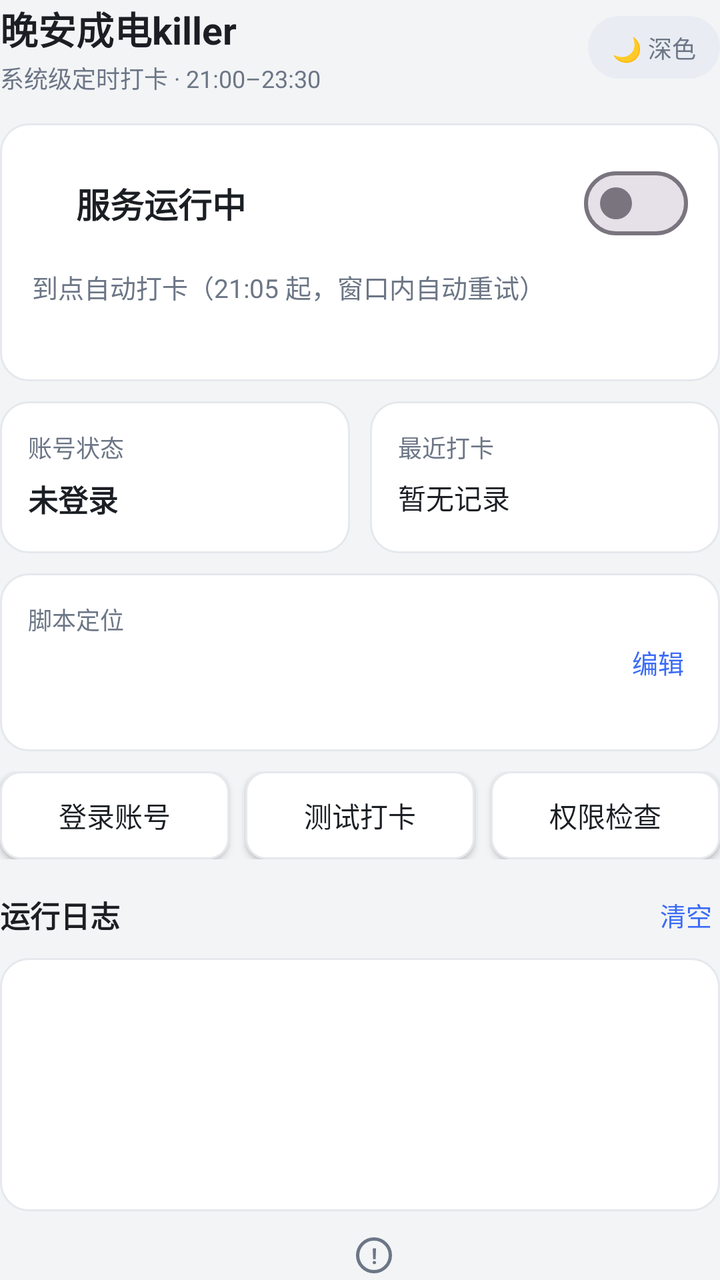
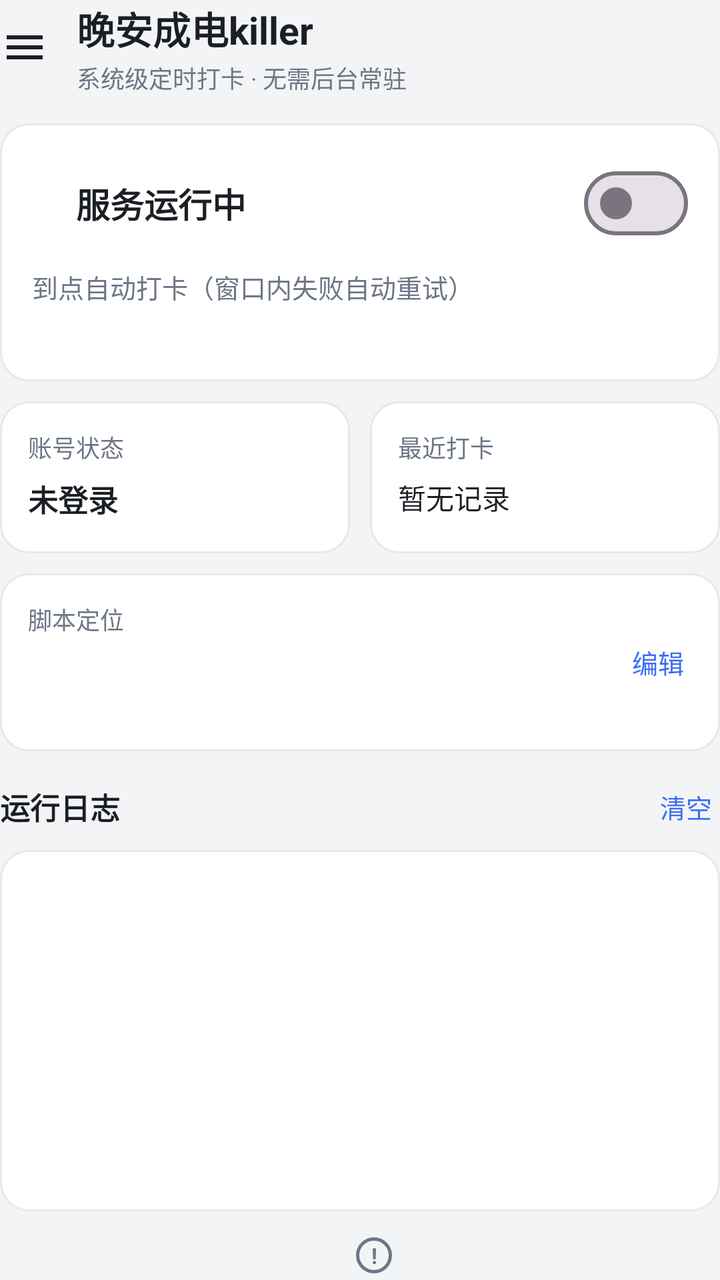

Compare the two renders of this Android layout. The source of the first and the diff that turns it into the second are given below.
<!-- AndroidManifest.xml: application theme Theme.GNCheckin -->
<!-- res/layout/activity_main.xml -->
<?xml version="1.0" encoding="utf-8"?>
<LinearLayout xmlns:android="http://schemas.android.com/apk/res/android"
    android:layout_width="match_parent"
    android:layout_height="match_parent"
    android:animateLayoutChanges="true"
    android:background="@color/bg"
    android:orientation="vertical">

    
    <LinearLayout
        android:layout_width="match_parent"
        android:layout_height="wrap_content"
        android:gravity="center_vertical"
        android:orientation="horizontal">

        <LinearLayout
            android:layout_width="0dp"
            android:layout_height="wrap_content"
            android:layout_weight="1"
            android:orientation="vertical">

            <TextView
                android:layout_width="wrap_content"
                android:layout_height="wrap_content"
                android:text="@string/app_name"
                android:textColor="@color/text_primary"
                android:textSize="19sp"
                android:textStyle="bold" />

            <TextView
                android:layout_width="wrap_content"
                android:layout_height="wrap_content"
                android:layout_marginTop="2dp"
                android:text="@string/dashboard_subtitle"
                android:textColor="@color/text_secondary"
                android:textSize="12sp" />
        </LinearLayout>

        <TextView
            android:id="@+id/btnTheme"
            android:layout_width="wrap_content"
            android:layout_height="wrap_content"
            android:background="@drawable/bg_pill"
            android:paddingStart="12dp"
            android:paddingTop="7dp"
            android:paddingEnd="12dp"
            android:paddingBottom="7dp"
            android:text="@string/theme_dark"
            android:textColor="@color/text_secondary"
            android:textSize="12sp" />
    </LinearLayout>

    
    <LinearLayout
        android:layout_width="match_parent"
        android:layout_height="wrap_content"
        android:layout_marginTop="14dp"
        android:background="@drawable/bg_card"
        android:orientation="vertical"
        android:padding="16dp">

        <LinearLayout
            android:layout_width="match_parent"
            android:layout_height="wrap_content"
            android:gravity="center_vertical"
            android:orientation="horizontal">

            <View
                android:id="@+id/dotStatus"
                android:layout_width="12dp"
                android:layout_height="12dp" />

            <TextView
                android:id="@+id/tvServiceTitle"
                android:layout_width="0dp"
                android:layout_height="wrap_content"
                android:layout_marginStart="10dp"
                android:layout_weight="1"
                android:text="@string/service_on_title"
                android:textColor="@color/text_primary"
                android:textSize="17sp"
                android:textStyle="bold" />

            <ProgressBar
                android:id="@+id/progressBusy"
                style="?android:attr/progressBarStyleSmall"
                android:layout_width="wrap_content"
                android:layout_height="wrap_content"
                android:layout_marginEnd="12dp"
                android:indeterminateTint="@color/accent"
                android:visibility="gone" />

            <com.google.android.material.materialswitch.MaterialSwitch
                android:id="@+id/switchService"
                android:layout_width="wrap_content"
                android:layout_height="wrap_content" />
        </LinearLayout>

        <TextView
            android:id="@+id/tvServiceSub"
            android:layout_width="match_parent"
            android:layout_height="wrap_content"
            android:layout_marginTop="8dp"
            android:text="@string/service_on_sub"
            android:textColor="@color/text_secondary"
            android:textSize="13sp" />

        <TextView
            android:id="@+id/tvNext"
            android:layout_width="match_parent"
            android:layout_height="wrap_content"
            android:layout_marginTop="4dp"
            android:textColor="@color/text_secondary"
            android:textSize="13sp" />
    </LinearLayout>

    
    <LinearLayout
        android:layout_width="match_parent"
        android:layout_height="wrap_content"
        android:layout_marginTop="10dp"
        android:orientation="horizontal">

        <LinearLayout
            android:layout_width="0dp"
            android:layout_height="match_parent"
            android:layout_weight="1"
            android:background="@drawable/bg_card"
            android:minHeight="76dp"
            android:orientation="vertical"
            android:padding="14dp">

            <TextView
                android:layout_width="wrap_content"
                android:layout_height="wrap_content"
                android:text="@string/account_label"
                android:textColor="@color/text_secondary"
                android:textSize="12sp" />

            <TextView
                android:id="@+id/tvAccount"
                android:layout_width="wrap_content"
                android:layout_height="wrap_content"
                android:layout_marginTop="6dp"
                android:text="@string/not_logged"
                android:textColor="@color/text_primary"
                android:textSize="15sp"
                android:textStyle="bold" />
        </LinearLayout>

        <LinearLayout
            android:layout_width="0dp"
            android:layout_height="match_parent"
            android:layout_marginStart="10dp"
            android:layout_weight="1"
            android:background="@drawable/bg_card"
            android:minHeight="76dp"
            android:orientation="vertical"
            android:padding="14dp">

            <TextView
                android:layout_width="wrap_content"
                android:layout_height="wrap_content"
                android:text="@string/last_label"
                android:textColor="@color/text_secondary"
                android:textSize="12sp" />

            <TextView
                android:id="@+id/tvLast"
                android:layout_width="match_parent"
                android:layout_height="wrap_content"
                android:layout_marginTop="6dp"
                android:ellipsize="end"
                android:maxLines="2"
                android:text="@string/no_record"
                android:textColor="@color/text_primary"
                android:textSize="14sp" />
        </LinearLayout>
    </LinearLayout>

    
    <LinearLayout
        android:id="@+id/cardLocation"
        android:layout_width="match_parent"
        android:layout_height="wrap_content"
        android:layout_marginTop="10dp"
        android:background="@drawable/bg_card"
        android:clickable="true"
        android:focusable="true"
        android:foreground="?attr/selectableItemBackground"
        android:gravity="center_vertical"
        android:orientation="horizontal"
        android:padding="14dp">

        <LinearLayout
            android:layout_width="0dp"
            android:layout_height="wrap_content"
            android:layout_weight="1"
            android:orientation="vertical">

            <TextView
                android:layout_width="wrap_content"
                android:layout_height="wrap_content"
                android:text="@string/location_card_title"
                android:textColor="@color/text_secondary"
                android:textSize="12sp" />

            <TextView
                android:id="@+id/tvLocationCoords"
                android:layout_width="wrap_content"
                android:layout_height="wrap_content"
                android:layout_marginTop="6dp"
                android:textColor="@color/text_primary"
                android:textSize="14sp"
                android:textStyle="bold" />

            <TextView
                android:id="@+id/tvLocationDistance"
                android:layout_width="wrap_content"
                android:layout_height="wrap_content"
                android:layout_marginTop="2dp"
                android:textColor="@color/text_secondary"
                android:textSize="12sp" />
        </LinearLayout>

        <TextView
            android:layout_width="wrap_content"
            android:layout_height="wrap_content"
            android:padding="4dp"
            android:text="@string/location_edit"
            android:textColor="@color/accent"
            android:textSize="13sp" />
    </LinearLayout>

    
    <LinearLayout
        android:layout_width="match_parent"
        android:layout_height="wrap_content"
        android:layout_marginTop="10dp"
        android:orientation="horizontal">

        <androidx.appcompat.widget.AppCompatButton
            android:id="@+id/btnLogin"
            android:layout_width="0dp"
            android:layout_height="wrap_content"
            android:layout_weight="1"
            android:background="@drawable/bg_btn_secondary"
            android:elevation="0dp"
            android:minHeight="44dp"
            android:minWidth="0dp"
            android:text="@string/btn_login_text"
            android:textColor="@color/text_primary"
            android:textSize="14sp" />

        <androidx.appcompat.widget.AppCompatButton
            android:id="@+id/btnTest"
            android:layout_width="0dp"
            android:layout_height="wrap_content"
            android:layout_marginStart="8dp"
            android:layout_weight="1"
            android:background="@drawable/bg_btn_secondary"
            android:elevation="0dp"
            android:minHeight="44dp"
            android:minWidth="0dp"
            android:text="@string/btn_test_text"
            android:textColor="@color/text_primary"
            android:textSize="14sp" />

        <androidx.appcompat.widget.AppCompatButton
            android:id="@+id/btnPermissions"
            android:layout_width="0dp"
            android:layout_height="wrap_content"
            android:layout_marginStart="8dp"
            android:layout_weight="1"
            android:background="@drawable/bg_btn_secondary"
            android:elevation="0dp"
            android:minHeight="44dp"
            android:minWidth="0dp"
            android:text="@string/btn_perms_text"
            android:textColor="@color/text_primary"
            android:textSize="14sp" />
    </LinearLayout>

    
    <LinearLayout
        android:layout_width="match_parent"
        android:layout_height="wrap_content"
        android:layout_marginTop="14dp"
        android:gravity="center_vertical"
        android:orientation="horizontal">

        <TextView
            android:layout_width="0dp"
            android:layout_height="wrap_content"
            android:layout_weight="1"
            android:text="@string/log_section"
            android:textColor="@color/text_primary"
            android:textSize="15sp"
            android:textStyle="bold" />

        <TextView
            android:id="@+id/btnClearLog"
            android:layout_width="wrap_content"
            android:layout_height="wrap_content"
            android:padding="4dp"
            android:text="@string/log_clear"
            android:textColor="@color/accent"
            android:textSize="13sp" />
    </LinearLayout>

    <LinearLayout
        android:layout_width="match_parent"
        android:layout_height="0dp"
        android:layout_marginTop="8dp"
        android:layout_weight="1"
        android:background="@drawable/bg_card"
        android:orientation="vertical"
        android:padding="12dp">

        <ScrollView
            android:id="@+id/scrollConsole"
            android:layout_width="match_parent"
            android:layout_height="0dp"
            android:layout_weight="1"
            android:scrollbars="vertical">

            <TextView
                android:id="@+id/tvConsole"
                android:layout_width="match_parent"
                android:layout_height="wrap_content"
                android:lineSpacingExtra="4dp"
                android:textColor="@color/console_text"
                android:textIsSelectable="true"
                android:textSize="12sp" />
        </ScrollView>
    </LinearLayout>

    
    <LinearLayout
        android:layout_width="match_parent"
        android:layout_height="wrap_content"
        android:layout_marginTop="10dp"
        android:gravity="center"
        android:orientation="horizontal">

        <TextView
            android:id="@+id/tvVersion"
            android:layout_width="wrap_content"
            android:layout_height="wrap_content"
            android:padding="4dp"
            android:textColor="@color/text_secondary"
            android:textSize="12sp" />

        <TextView
            android:id="@+id/btnAbout"
            android:layout_width="18dp"
            android:layout_height="18dp"
            android:layout_marginStart="6dp"
            android:background="@drawable/bg_icon_circle"
            android:contentDescription="@string/about_cd"
            android:foreground="?attr/selectableItemBackgroundBorderless"
            android:gravity="center"
            android:text="!"
            android:textColor="@color/text_secondary"
            android:textSize="11sp"
            android:textStyle="bold" />
    </LinearLayout>
</LinearLayout>
<!-- resources referenced by this layout -->
<resources>
  <color name="accent">#3B6CF6</color>
  <color name="bg">#F3F4F6</color>
  <color name="console_text">#4B5563</color>
  <color name="text_primary">#1B1F24</color>
  <color name="text_secondary">#6C7686</color>
  <!-- drawable bg_btn_secondary (drawable) -->
  <?xml version="1.0" encoding="utf-8"?>
  <ripple xmlns:android="http://schemas.android.com/apk/res/android"
      android:color="#33000000">
      <item>
          <shape android:shape="rectangle">
              <solid android:color="@color/card" />
              <stroke
                  android:width="1dp"
                  android:color="@color/card_stroke" />
              <corners android:radius="10dp" />
          </shape>
      </item>
  </ripple>
  <!-- drawable bg_card (drawable) -->
  <?xml version="1.0" encoding="utf-8"?>
  <shape xmlns:android="http://schemas.android.com/apk/res/android"
      android:shape="rectangle">
      <solid android:color="@color/card" />
      <stroke
          android:width="1dp"
          android:color="@color/card_stroke" />
      <corners android:radius="14dp" />
  </shape>
  <!-- drawable bg_icon_circle (drawable) -->
  <?xml version="1.0" encoding="utf-8"?>
  <shape xmlns:android="http://schemas.android.com/apk/res/android"
      android:shape="oval">
      <stroke
          android:width="1.5dp"
          android:color="@color/text_secondary" />
  </shape>
  <!-- drawable bg_pill (drawable) -->
  <?xml version="1.0" encoding="utf-8"?>
  <shape xmlns:android="http://schemas.android.com/apk/res/android"
      android:shape="rectangle">
      <solid android:color="@color/pill_bg" />
      <corners android:radius="18dp" />
  </shape>
  <string name="about_cd">应用介绍</string>
  <string name="account_label">账号状态</string>
  <string name="app_name">晚安成电killer</string>
  <string name="btn_login_text">登录账号</string>
  <string name="btn_perms_text">权限检查</string>
  <string name="btn_test_text">测试打卡</string>
  <string name="dashboard_subtitle">系统级定时打卡 · 21:00–23:30</string>
  <string name="last_label">最近打卡</string>
  <string name="location_card_title">脚本定位</string>
  <string name="location_edit">编辑</string>
  <string name="log_clear">清空</string>
  <string name="log_section">运行日志</string>
  <string name="no_record">暂无记录</string>
  <string name="not_logged">未登录</string>
  <string name="service_on_sub">到点自动打卡（21:05 起，窗口内自动重试）</string>
  <string name="service_on_title">服务运行中</string>
  <string name="theme_dark">🌙 深色</string>
  <style name="Theme.GNCheckin" parent="Theme.Material3.DayNight.NoActionBar">
          <item name="colorPrimary">@color/accent</item>
          <item name="colorOnPrimary">@color/accent_text</item>
          <item name="colorSecondary">@color/accent</item>
      </style>
  <color name="card">#FFFFFF</color>
  <color name="card_stroke">#E5E8EC</color>
  <color name="pill_bg">#E9EDF3</color>
  <color name="accent_text">#FFFFFF</color>
</resources>

<!-- the commit's change to res/layout/activity_main.xml (unified diff, before → after) -->
@@ -1,54 +1,61 @@
 <?xml version="1.0" encoding="utf-8"?>
-<LinearLayout xmlns:android="http://schemas.android.com/apk/res/android"
+<androidx.drawerlayout.widget.DrawerLayout xmlns:android="http://schemas.android.com/apk/res/android"
+    android:id="@+id/drawerLayout"
     android:layout_width="match_parent"
-    android:layout_height="match_parent"
-    android:animateLayoutChanges="true"
-    android:background="@color/bg"
-    android:orientation="vertical">
-
-    
-    <LinearLayout
-        android:layout_width="match_parent"
-        android:layout_height="wrap_content"
-        android:gravity="center_vertical"
-        android:orientation="horizontal">
-
-        <LinearLayout
-            android:layout_width="0dp"
-            android:layout_height="wrap_content"
-            android:layout_weight="1"
-            android:orientation="vertical">
-
-            <TextView
-                android:layout_width="wrap_content"
-                android:layout_height="wrap_content"
-                android:text="@string/app_name"
-                android:textColor="@color/text_primary"
-                android:textSize="19sp"
-                android:textStyle="bold" />
-
-            <TextView
-                android:layout_width="wrap_content"
-                android:layout_height="wrap_content"
-                android:layout_marginTop="2dp"
-                android:text="@string/dashboard_subtitle"
-                android:textColor="@color/text_secondary"
-                android:textSize="12sp" />
-        </LinearLayout>
-
-        <TextView
-            android:id="@+id/btnTheme"
-            android:layout_width="wrap_content"
-            android:layout_height="wrap_content"
-            android:background="@drawable/bg_pill"
-            android:paddingStart="12dp"
-            android:paddingTop="7dp"
-            android:paddingEnd="12dp"
-            android:paddingBottom="7dp"
-            android:text="@string/theme_dark"
-            android:textColor="@color/text_secondary"
-            android:textSize="12sp" />
-    </LinearLayout>
+    android:layout_height="match_parent">
+
+    
+    <LinearLayout
+        android:id="@+id/mainContent"
+        android:layout_width="match_parent"
+        android:layout_height="match_parent"
+        android:animateLayoutChanges="true"
+        android:background="@color/bg"
+        android:orientation="vertical">
+
+        
+        <LinearLayout
+            android:layout_width="match_parent"
+            android:layout_height="wrap_content"
+            android:gravity="center_vertical"
+            android:orientation="horizontal">
+
+            <ImageView
+                android:id="@+id/btnMenu"
+                android:layout_width="40dp"
+                android:layout_height="40dp"
+                android:layout_marginStart="-8dp"
+                android:background="?attr/selectableItemBackgroundBorderless"
+                android:contentDescription="@string/menu_cd"
+                android:padding="8dp"
+                android:src="@drawable/ic_menu" />
+
+            <LinearLayout
+                android:layout_width="0dp"
+                android:layout_height="wrap_content"
+                android:layout_marginStart="6dp"
+                android:layout_weight="1"
+                android:orientation="vertical">
+
+                <TextView
+                    android:layout_width="wrap_content"
+                    android:layout_height="wrap_content"
+                    android:text="@string/app_name"
+                    android:textColor="@color/text_primary"
+                    android:textSize="19sp"
+                    android:textStyle="bold" />
+
+                <TextView
+                    android:layout_width="wrap_content"
+                    android:layout_height="wrap_content"
+                    android:layout_marginTop="2dp"
+                    android:text="@string/dashboard_subtitle"
+                    android:textColor="@color/text_secondary"
+                    android:textSize="12sp" />
+            </LinearLayout>
+
+            
+        </LinearLayout>
 
     
     <LinearLayout
@@ -122,10 +129,14 @@
         android:orientation="horizontal">
 
         <LinearLayout
+            android:id="@+id/cardAccount"
             android:layout_width="0dp"
             android:layout_height="match_parent"
             android:layout_weight="1"
             android:background="@drawable/bg_card"
+            android:clickable="true"
+            android:focusable="true"
+            android:foreground="?attr/selectableItemBackground"
             android:minHeight="76dp"
             android:orientation="vertical"
             android:padding="14dp">
@@ -233,53 +244,6 @@
     </LinearLayout>
 
     
-    <LinearLayout
-        android:layout_width="match_parent"
-        android:layout_height="wrap_content"
-        android:layout_marginTop="10dp"
-        android:orientation="horizontal">
-
-        <androidx.appcompat.widget.AppCompatButton
-            android:id="@+id/btnLogin"
-            android:layout_width="0dp"
-            android:layout_height="wrap_content"
-            android:layout_weight="1"
-            android:background="@drawable/bg_btn_secondary"
-            android:elevation="0dp"
-            android:minHeight="44dp"
-            android:minWidth="0dp"
-            android:text="@string/btn_login_text"
-            android:textColor="@color/text_primary"
-            android:textSize="14sp" />
-
-        <androidx.appcompat.widget.AppCompatButton
-            android:id="@+id/btnTest"
-            android:layout_width="0dp"
-            android:layout_height="wrap_content"
-            android:layout_marginStart="8dp"
-            android:layout_weight="1"
-            android:background="@drawable/bg_btn_secondary"
-            android:elevation="0dp"
-            android:minHeight="44dp"
-            android:minWidth="0dp"
-            android:text="@string/btn_test_text"
-            android:textColor="@color/text_primary"
-            android:textSize="14sp" />
-
-        <androidx.appcompat.widget.AppCompatButton
-            android:id="@+id/btnPermissions"
-            android:layout_width="0dp"
-            android:layout_height="wrap_content"
-            android:layout_marginStart="8dp"
-            android:layout_weight="1"
-            android:background="@drawable/bg_btn_secondary"
-            android:elevation="0dp"
-            android:minHeight="44dp"
-            android:minWidth="0dp"
-            android:text="@string/btn_perms_text"
-            android:textColor="@color/text_primary"
-            android:textSize="14sp" />
-    </LinearLayout>
 
     
     <LinearLayout
@@ -365,4 +329,169 @@
             android:textSize="11sp"
             android:textStyle="bold" />
     </LinearLayout>
-</LinearLayout>
+    </LinearLayout>
+
+    
+    <LinearLayout
+        android:id="@+id/drawerPanel"
+        android:layout_width="280dp"
+        android:layout_height="match_parent"
+        android:layout_gravity="start"
+        android:background="@color/card"
+        android:orientation="vertical">
+
+        <LinearLayout
+            android:layout_width="match_parent"
+            android:layout_height="wrap_content"
+            android:orientation="vertical"
+            android:paddingStart="20dp"
+            android:paddingTop="22dp"
+            android:paddingEnd="20dp"
+            android:paddingBottom="16dp">
+
+            <TextView
+                android:layout_width="wrap_content"
+                android:layout_height="wrap_content"
+                android:text="@string/app_name"
+                android:textColor="@color/text_primary"
+                android:textSize="18sp"
+                android:textStyle="bold" />
+
+            <TextView
+                android:layout_width="wrap_content"
+                android:layout_height="wrap_content"
+                android:layout_marginTop="4dp"
+                android:text="@string/drawer_subtitle"
+                android:textColor="@color/text_secondary"
+                android:textSize="12sp" />
+        </LinearLayout>
+
+        <View
+            android:layout_width="match_parent"
+            android:layout_height="1dp"
+            android:background="@color/card_stroke" />
+
+        
+        <LinearLayout
+            android:id="@+id/rowDark"
+            android:layout_width="match_parent"
+            android:layout_height="wrap_content"
+            android:background="?attr/selectableItemBackground"
+            android:clickable="true"
+            android:focusable="true"
+            android:gravity="center_vertical"
+            android:orientation="horizontal"
+            android:paddingStart="20dp"
+            android:paddingTop="8dp"
+            android:paddingEnd="20dp"
+            android:paddingBottom="8dp">
+
+            <TextView
+                android:layout_width="0dp"
+                android:layout_height="wrap_content"
+                android:layout_weight="1"
+                android:text="@string/drawer_dark"
+                android:textColor="@color/text_primary"
+                android:textSize="14sp" />
+
+            <com.google.android.material.materialswitch.MaterialSwitch
+                android:id="@+id/switchDark"
+                android:layout_width="wrap_content"
+                android:layout_height="wrap_content" />
+        </LinearLayout>
+
+        
+        <LinearLayout
+            android:id="@+id/menuWindow"
+            android:layout_width="match_parent"
+            android:layout_height="wrap_content"
+            android:background="?attr/selectableItemBackground"
+            android:clickable="true"
+            android:focusable="true"
+            android:orientation="vertical"
+            android:paddingStart="20dp"
+            android:paddingTop="12dp"
+            android:paddingEnd="20dp"
+            android:paddingBottom="12dp">
+
+            <TextView
+                android:layout_width="wrap_content"
+                android:layout_height="wrap_content"
+                android:text="@string/drawer_window"
+                android:textColor="@color/text_primary"
+                android:textSize="14sp" />
+
+            <TextView
+                android:id="@+id/tvDrawerWindow"
+                android:layout_width="wrap_content"
+                android:layout_height="wrap_content"
+                android:layout_marginTop="2dp"
+                android:textColor="@color/text_secondary"
+                android:textSize="12sp" />
+        </LinearLayout>
+
+        
+        <TextView
+            android:id="@+id/menuLocation"
+            android:layout_width="match_parent"
+            android:layout_height="wrap_content"
+            android:background="?attr/selectableItemBackground"
+            android:clickable="true"
+            android:focusable="true"
+            android:paddingStart="20dp"
+            android:paddingTop="14dp"
+            android:paddingEnd="20dp"
+            android:paddingBottom="14dp"
+            android:text="@string/location_card_title"
+            android:textColor="@color/text_primary"
+            android:textSize="14sp" />
+
+        
+        <TextView
+            android:id="@+id/menuPerms"
+            android:layout_width="match_parent"
+            android:layout_height="wrap_content"
+            android:background="?attr/selectableItemBackground"
+            android:clickable="true"
+            android:focusable="true"
+            android:paddingStart="20dp"
+            android:paddingTop="14dp"
+            android:paddingEnd="20dp"
+            android:paddingBottom="14dp"
+            android:text="@string/btn_perms_text"
+            android:textColor="@color/text_primary"
+            android:textSize="14sp" />
+
+        
+        <TextView
+            android:id="@+id/menuTest"
+            android:layout_width="match_parent"
+            android:layout_height="wrap_content"
+            android:background="?attr/selectableItemBackground"
+            android:clickable="true"
+            android:focusable="true"
+            android:paddingStart="20dp"
+            android:paddingTop="14dp"
+            android:paddingEnd="20dp"
+            android:paddingBottom="14dp"
+            android:text="@string/btn_test_text"
+            android:textColor="@color/text_primary"
+            android:textSize="14sp" />
+
+        
+        <TextView
+            android:id="@+id/menuLogin"
+            android:layout_width="match_parent"
+            android:layout_height="wrap_content"
+            android:background="?attr/selectableItemBackground"
+            android:clickable="true"
+            android:focusable="true"
+            android:paddingStart="20dp"
+            android:paddingTop="14dp"
+            android:paddingEnd="20dp"
+            android:paddingBottom="14dp"
+            android:text="@string/btn_login_text"
+            android:textColor="@color/text_primary"
+            android:textSize="14sp" />
+    </LinearLayout>
+</androidx.drawerlayout.widget.DrawerLayout>
<!-- resource entries referenced after the edit -->
@@ -5,20 +5,6 @@
   <color name="console_text">#4B5563</color>
   <color name="text_primary">#1B1F24</color>
   <color name="text_secondary">#6C7686</color>
-  <!-- drawable bg_btn_secondary (drawable) -->
-  <?xml version="1.0" encoding="utf-8"?>
-  <ripple xmlns:android="http://schemas.android.com/apk/res/android"
-      android:color="#33000000">
-      <item>
-          <shape android:shape="rectangle">
-              <solid android:color="@color/card" />
-              <stroke
-                  android:width="1dp"
-                  android:color="@color/card_stroke" />
-              <corners android:radius="10dp" />
-          </shape>
-      </item>
-  </ripple>
   <!-- drawable bg_card (drawable) -->
   <?xml version="1.0" encoding="utf-8"?>
   <shape xmlns:android="http://schemas.android.com/apk/res/android"
@@ -37,30 +23,37 @@
           android:width="1.5dp"
           android:color="@color/text_secondary" />
   </shape>
-  <!-- drawable bg_pill (drawable) -->
+  <!-- drawable ic_menu (drawable) -->
   <?xml version="1.0" encoding="utf-8"?>
-  <shape xmlns:android="http://schemas.android.com/apk/res/android"
-      android:shape="rectangle">
-      <solid android:color="@color/pill_bg" />
-      <corners android:radius="18dp" />
-  </shape>
+  <vector xmlns:android="http://schemas.android.com/apk/res/android"
+      android:width="24dp"
+      android:height="24dp"
+      android:viewportWidth="24"
+      android:viewportHeight="24">
+      <path
+          android:fillColor="@color/text_primary"
+          android:pathData="M3,6h18v2H3zM3,11h18v2H3zM3,16h18v2H3z" />
+  </vector>
   <string name="about_cd">应用介绍</string>
   <string name="account_label">账号状态</string>
   <string name="app_name">晚安成电killer</string>
   <string name="btn_login_text">登录账号</string>
   <string name="btn_perms_text">权限检查</string>
   <string name="btn_test_text">测试打卡</string>
-  <string name="dashboard_subtitle">系统级定时打卡 · 21:00–23:30</string>
+  <string name="dashboard_subtitle">系统级定时打卡 · 无需后台常驻</string>
+  <string name="drawer_dark">深色模式</string>
+  <string name="drawer_subtitle">晚安成电 · 自动打卡助手</string>
+  <string name="drawer_window">调整时间窗口</string>
   <string name="last_label">最近打卡</string>
   <string name="location_card_title">脚本定位</string>
   <string name="location_edit">编辑</string>
   <string name="log_clear">清空</string>
   <string name="log_section">运行日志</string>
+  <string name="menu_cd">菜单</string>
   <string name="no_record">暂无记录</string>
   <string name="not_logged">未登录</string>
-  <string name="service_on_sub">到点自动打卡（21:05 起，窗口内自动重试）</string>
+  <string name="service_on_sub">到点自动打卡（窗口内失败自动重试）</string>
   <string name="service_on_title">服务运行中</string>
-  <string name="theme_dark">🌙 深色</string>
   <style name="Theme.GNCheckin" parent="Theme.Material3.DayNight.NoActionBar">
           <item name="colorPrimary">@color/accent</item>
           <item name="colorOnPrimary">@color/accent_text</item>
@@ -68,7 +61,6 @@
       </style>
   <color name="card">#FFFFFF</color>
   <color name="card_stroke">#E5E8EC</color>
-  <color name="pill_bg">#E9EDF3</color>
   <color name="accent_text">#FFFFFF</color>
 </resources>
 
